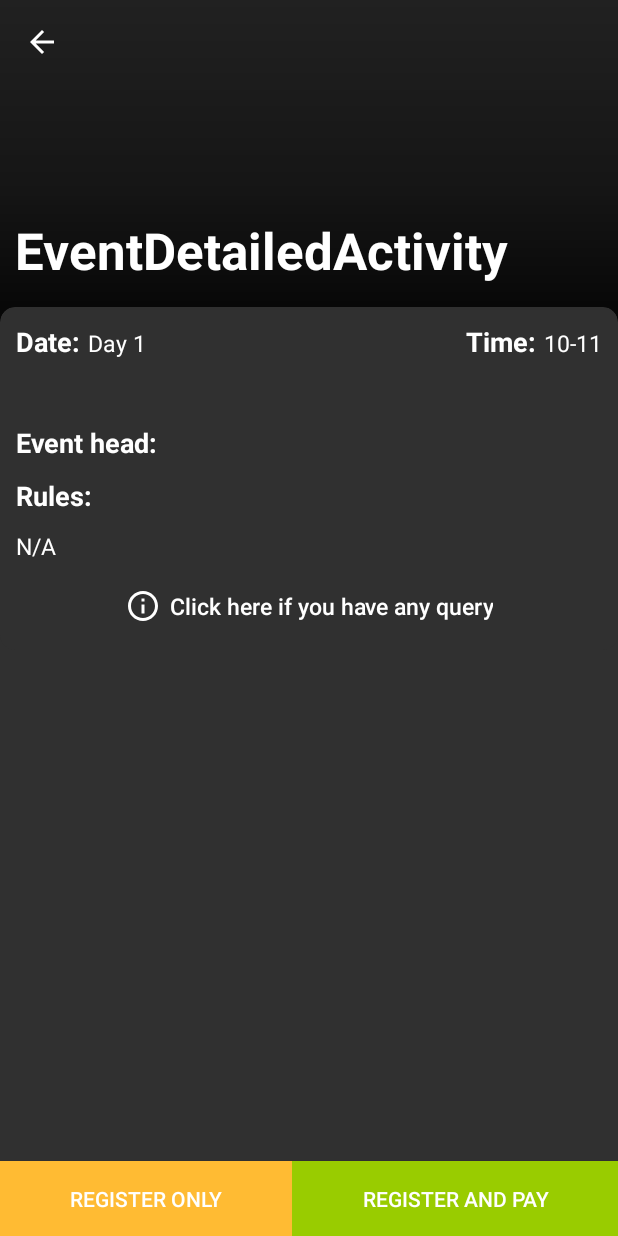
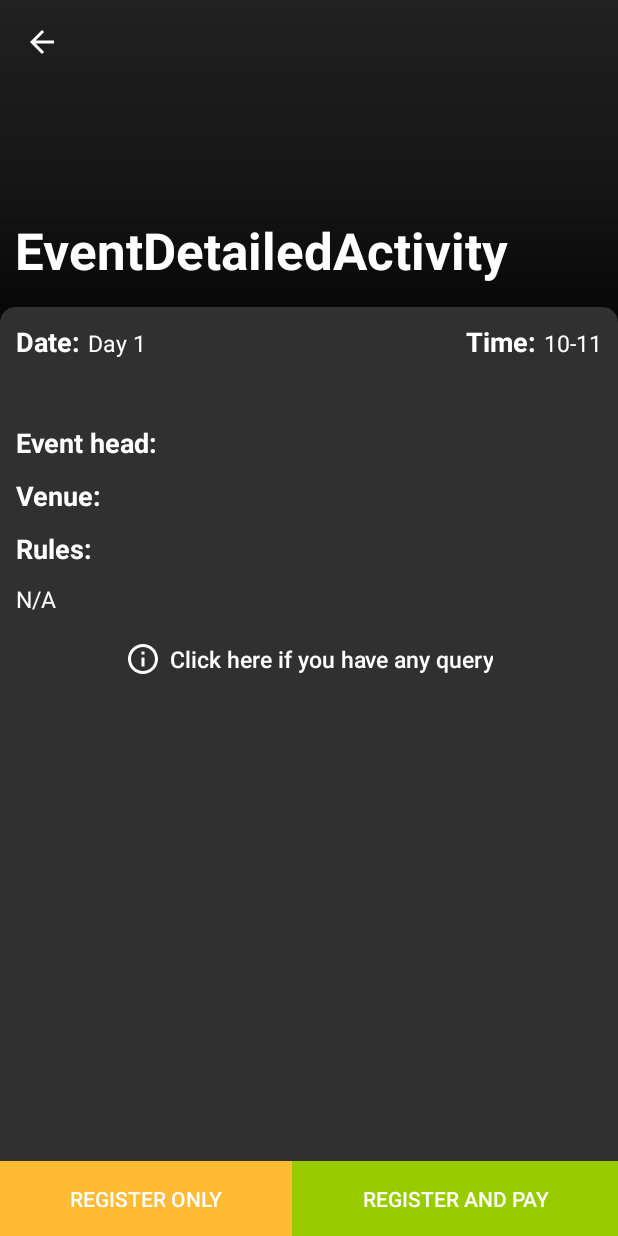
Before and after one commit to Pramod-sj/Vihaan, an Android app: the EventDetailedActivity screen opened directly, with no data from a screen before it, on a phone screen of 412 x 824 dp. Run offline under Robolectric (Android 15) with nearby library versions, the phone set to English and light mode, and no system bars; our stand-ins replace CircleImageView, Firebase (no records; nobody signed in at launch, a user with empty details on screens opened directly); libraries missing offline, so code that uses them is left out: com.paytm.pgsdk; pictures from the network do not load; 10 statements that could not run were skipped.

Commit message:
Event venue is showm now

```diff
--- a/app/src/main/java/com/vesvihaan/UI/Activity/EventDetailedActivity.java
+++ b/app/src/main/java/com/vesvihaan/UI/Activity/EventDetailedActivity.java
@@ -43,7 +43,7 @@ import java.util.ArrayList;
 
 public class EventDetailedActivity extends AppCompatActivity {
     Event event;
-    TextView eventDescTextView,eventRuleTextView,eventDayTextView,eventTimeTextView,eventHeadName;
+    TextView eventDescTextView,eventRuleTextView,eventDayTextView,eventTimeTextView,eventHeadName,eventVenue;
     Button register,registerandpay,unregister,pay;
     EventRegistrationHelper eventRegistrationHelper;
     CoordinatorLayout coordinatorLayout;
@@ -80,6 +80,8 @@ public class EventDetailedActivity extends AppCompatActivity {
         eventTimeTextView.setText(event.getEventTime());
         eventHeadName=findViewById(R.id.eventHeadName);
         eventHeadName.setText(event.getEventHeadName());
+        eventVenue=findViewById(R.id.eventVenue);
+        eventVenue.setText(event.getEventVenue());
 
     }
 
--- a/app/src/main/res/layout/content_event_detailed.xml
+++ b/app/src/main/res/layout/content_event_detailed.xml
@@ -74,6 +74,7 @@
                 android:textColor="@color/secondary_text_color"
                 android:layout_margin="5dp"/>
             <LinearLayout
+                android:layout_margin="5dp"
                 android:layout_width="match_parent"
                 android:layout_height="wrap_content"
                 android:gravity="center_vertical">
@@ -85,7 +86,7 @@
                     android:layout_gravity="top"
                     android:textColor="@color/primary_text_color"
                     android:textSize="@dimen/medium_text"
-                    android:layout_margin="5dp"/>
+                    android:layout_marginRight="5dp"/>
                     <TextView
                         android:id="@+id/eventHeadName"
                         android:layout_width="wrap_content"
@@ -93,6 +94,28 @@
                         android:textColor="@color/secondary_text_color"
                         android:textSize="@dimen/small_text" />
             </LinearLayout>
+            <LinearLayout
+                android:layout_margin="5dp"
+                android:layout_width="match_parent"
+                android:layout_height="wrap_content"
+                android:gravity="center_vertical">
+                <TextView
+                    android:layout_width="wrap_content"
+                    android:layout_height="wrap_content"
+                    android:text="Venue:"
+                    android:textStyle="bold"
+                    android:layout_gravity="top"
+                    android:textColor="@color/primary_text_color"
+                    android:textSize="@dimen/medium_text"
+                    android:layout_marginRight="5dp"/>
+                <TextView
+                    android:id="@+id/eventVenue"
+                    android:layout_width="wrap_content"
+                    android:layout_height="wrap_content"
+                    android:textColor="@color/secondary_text_color"
+                    android:textSize="@dimen/small_text" />
+            </LinearLayout>
+
             <TextView
                 android:layout_width="wrap_content"
                 android:layout_height="wrap_content"
```
